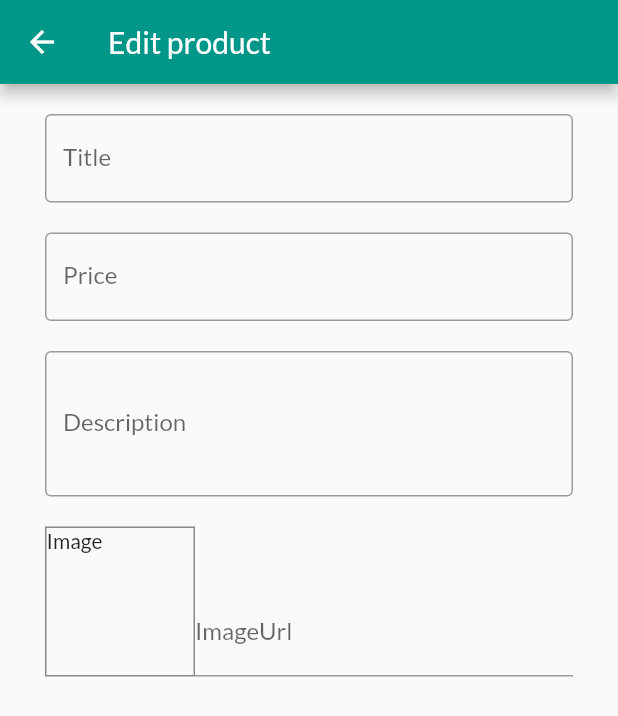
After one commit to zipArk99/shoppingApp-flutter, a Flutter app: the EditProductScreen screen opened by its route, on a phone screen of 412 x 824 dp. The commit adds this screen. Shown: the top 716 px of the screen. Run offline on Flutter 3.47's test engine with Material 2 defaults, Android fonts, the phone set to English and light mode, and no system bars; network calls fail.

Commit message:
zipArk99/user-edit form added

```diff
--- a/lib/main.dart
+++ b/lib/main.dart
@@ -1,13 +1,15 @@
 import 'package:flutter/material.dart';
 import 'package:provider/provider.dart';
+
 import 'package:shop/models/cartitem_model.dart';
 import 'package:shop/models/your_orders.dart';
 import 'package:shop/screens/cart_total_screen.dart';
+import 'package:shop/screens/edit_product_screen.dart';
 import 'package:shop/screens/product_detail_screen.dart';
 import 'package:shop/screens/user_screen.dart';
 import 'package:shop/screens/your_orders_screen.dart';
-import 'package:shop/widgets/badeg.dart';
 import 'package:shop/widgets/products_provider.dart';
+
 import 'screens/product_overview_screen.dart';
 
 void main() => runApp(MyApp());
@@ -36,6 +38,8 @@ class MyApp extends StatelessWidget {
           CartTotalScreen.CartTotalScreenRoute: (contx) => CartTotalScreen(),
           YourOrderScreen.yourOrderScreenRoute: (contx) => YourOrderScreen(),
           UserScreen.userScreenRoute: (contx) => UserScreen(),
+          EditProductScreen.EditProductScreenRoute: (contx) =>
+              EditProductScreen(),
         },
       ),
     );
--- /dev/null
+++ b/lib/screens/edit_product_screen.dart
@@ -0,0 +1,129 @@
+import 'package:flutter/material.dart';
+import 'package:flutter/services.dart';
+
+class EditProductScreen extends StatefulWidget {
+  static const String EditProductScreenRoute = "/EditProductScreenRoute";
+  @override
+  State<StatefulWidget> createState() {
+    return EditProductScreenState();
+  }
+}
+
+class EditProductScreenState extends State<EditProductScreen> {
+  final _priceFocusNode = FocusNode();
+  final _descriptionNode = FocusNode();
+  final _imageUrlNode = FocusNode();
+  var _imageUrlControlled = TextEditingController();
+
+  @override
+  void initState() {
+    _imageUrlNode.addListener(focusListener);
+    super.initState();
+  }
+
+  void focusListener() {
+    if (!_imageUrlNode.hasFocus) {
+      setState(() {});
+    }
+  }
+
+  @override
+  Widget build(BuildContext contx) {
+    return Scaffold(
+        appBar: AppBar(
+          title: Text("Edit product"),
+        ),
+        body: Padding(
+          padding: const EdgeInsets.symmetric(horizontal: 30),
+          child: Form(
+            child: ListView(
+              padding: EdgeInsets.symmetric(vertical: 20),
+              children: [
+                TextFormField(
+                  decoration: InputDecoration(
+                    border: OutlineInputBorder(),
+                    labelText: "Title",
+                  ),
+                  textInputAction: TextInputAction.next,
+                  keyboardType: TextInputType.text,
+                  onFieldSubmitted: (_) {
+                    FocusScope.of(contx).requestFocus(_priceFocusNode);
+                  },
+                ),
+                SizedBox(
+                  height: 20,
+                ),
+                TextFormField(
+                  decoration: InputDecoration(
+                    border: OutlineInputBorder(),
+                    labelText: "Price",
+                  ),
+                  textInputAction: TextInputAction.next,
+                  keyboardType: TextInputType.number,
+                  focusNode: _priceFocusNode,
+                  onFieldSubmitted: (_) {
+                    FocusScope.of(contx).requestFocus(_descriptionNode);
+                  },
+                ),
+                SizedBox(
+                  height: 20,
+                ),
+                TextFormField(
+                  decoration: InputDecoration(
+                    border: OutlineInputBorder(),
+                    labelText: "Description",
+                  ),
+                  keyboardType: TextInputType.multiline,
+                  focusNode: _descriptionNode,
+                  textInputAction: TextInputAction.next,
+                  maxLines: 3,
+                  onFieldSubmitted: (_) {
+                    FocusScope.of(contx).requestFocus(_imageUrlNode);
+                  },
+                ),
+                SizedBox(
+                  height: 20,
+                ),
+                Row(
+                  crossAxisAlignment: CrossAxisAlignment.end,
+                  children: [
+                    Container(
+                        width: 100,
+                        height: 100,
+                        decoration: BoxDecoration(
+                            border:
+                                Border.all(width: 1, color: Colors.black45)),
+                        child: _imageUrlControlled.text.isEmpty
+                            ? Text("Image")
+                            : Image.network(
+                                _imageUrlControlled.text,
+                                fit: BoxFit.cover,
+                              )),
+                    Expanded(
+                      child: TextFormField(
+                        focusNode: _imageUrlNode,
+                        decoration: InputDecoration(
+                          labelText: "ImageUrl",
+                        ),
+                        keyboardType: TextInputType.url,
+                        textInputAction: TextInputAction.done,
+                        controller: _imageUrlControlled,
+                      ),
+                    ),
+                  ],
+                )
+              ],
+            ),
+          ),
+        ));
+  }
+
+  @override
+  void dispose() {
+    print("edit dispose called");
+    _imageUrlNode.removeListener(focusListener);
+    _priceFocusNode.dispose();
+    _descriptionNode.dispose();
+    super.dispose();
+  }
+}
--- a/lib/widgets/user_product_item.dart
+++ b/lib/widgets/user_product_item.dart
@@ -1,4 +1,5 @@
 import 'package:flutter/material.dart';
+import 'package:shop/screens/edit_product_screen.dart';
 
 class UserProductItem extends StatelessWidget {
   final String productTitle;
@@ -22,7 +23,10 @@ class UserProductItem extends StatelessWidget {
         child: Row(
           children: [
             IconButton(
-              onPressed: () {},
+              onPressed: () {
+                Navigator.of(contx)
+                    .pushNamed(EditProductScreen.EditProductScreenRoute);
+              },
               icon: Icon(
                 Icons.edit,
                 color: Theme.of(contx).accentColor,
```
